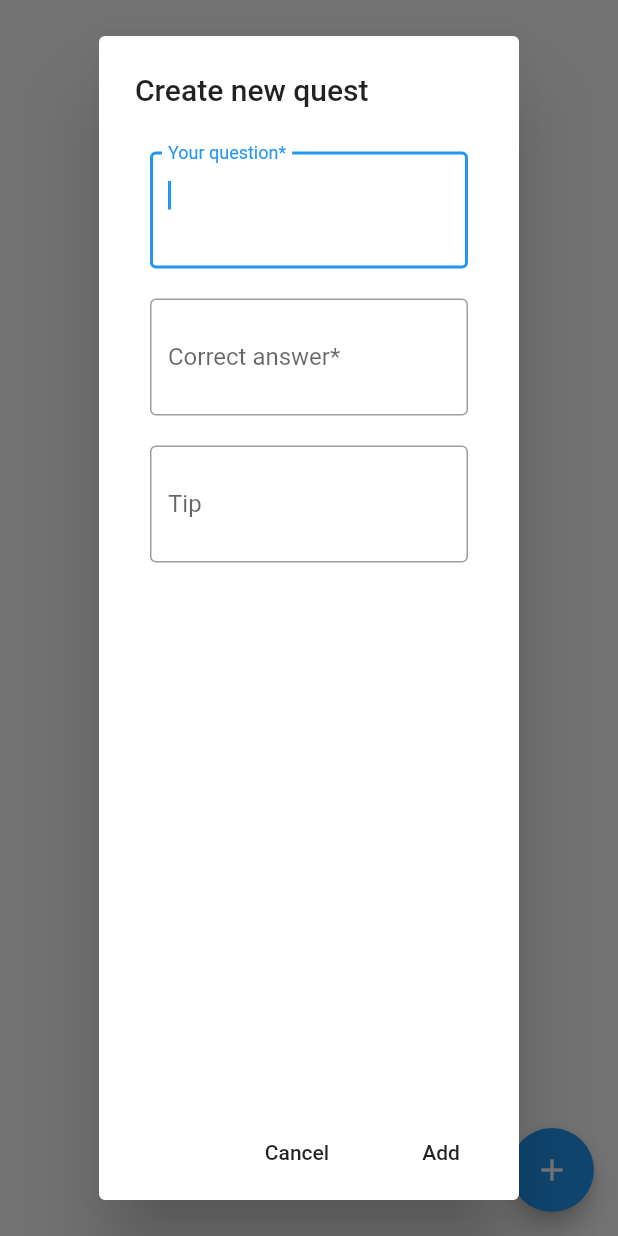
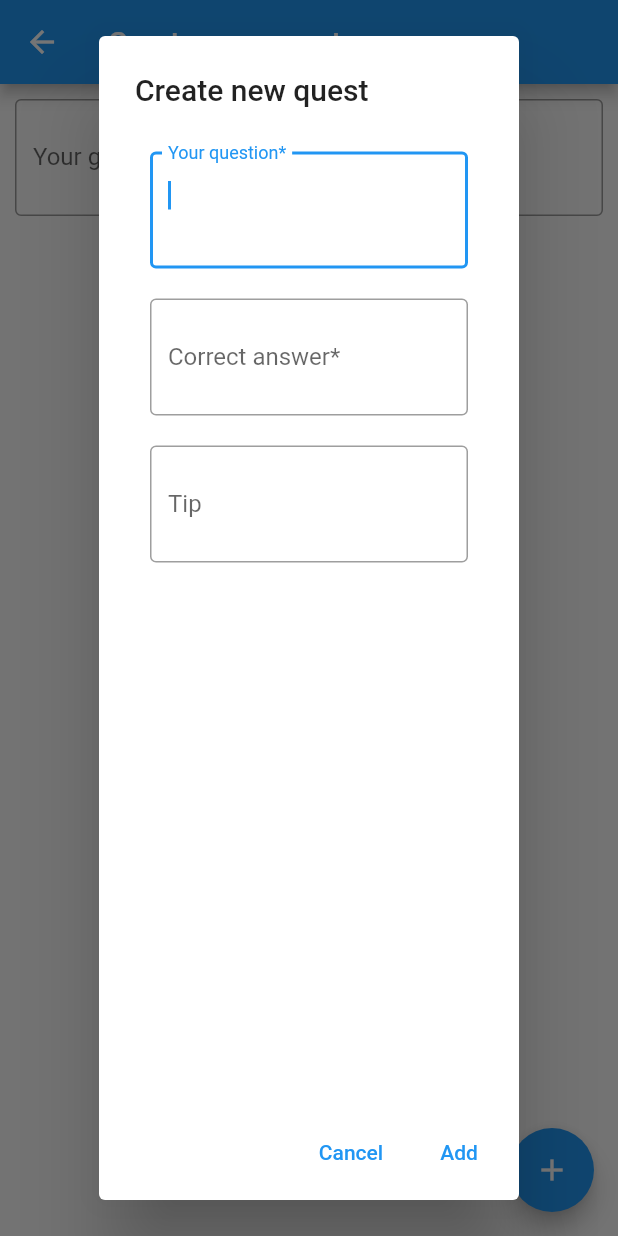
Before and after one commit to CharikovAI/gift_quest, a Flutter app: the QuestCreation screen opened directly, after a tap on the "add" icon, on a phone screen of 412 x 824 dp. Run offline on Flutter 3.47's test engine with Material 2 defaults, Android fonts, the phone set to English and light mode, and no system bars; our stand-ins replace cloud_firestore, firebase_core; missing offline and left inert: qr_code_scanner; accounts and stored records are empty; generated files the repository leaves out were written again.

Commit message:
creating quests and storing to firebase

```diff
--- a/lib/main.dart
+++ b/lib/main.dart
@@ -8,13 +8,13 @@ void main() {
   runApp(
     MaterialApp(
       //title: 'Localizations Sample App',
-      localizationsDelegates: [
+      localizationsDelegates: const [
         AppLocalizations.delegate,
         GlobalMaterialLocalizations.delegate,
         GlobalWidgetsLocalizations.delegate,
         GlobalCupertinoLocalizations.delegate,
       ],
-      supportedLocales: [
+      supportedLocales: const [
         Locale('en', ''), // English, no country code
         Locale('es', ''), // Spanish, no country code
         Locale('ru', ''), // Russian, no country code
--- a/lib/src/qr_scanner.dart
+++ b/lib/src/qr_scanner.dart
@@ -6,6 +6,8 @@ import 'package:qr_code_scanner/qr_code_scanner.dart';
 import 'quest.dart';
 
 class QRScanner extends StatefulWidget {
+  const QRScanner({Key? key}) : super(key: key);
+
   @override
   State<StatefulWidget> createState() => _QRViewExampleState();
 }
@@ -70,10 +72,9 @@ class _QRViewExampleState extends State<QRScanner> {
   }
 
   void _onPermissionSet(BuildContext context, QRViewController ctrl, bool p) {
-    print('${DateTime.now().toIso8601String()}_onPermissionSet $p');
     if (!p) {
       ScaffoldMessenger.of(context).showSnackBar(
-        SnackBar(content: Text('no Permission')),
+        const SnackBar(content: Text('no Permission')),
       );
     }
   }
--- a/lib/src/quest.dart
+++ b/lib/src/quest.dart
@@ -17,7 +17,7 @@ class QuestState extends State<Quest> {
   Widget build(BuildContext context) {
     return Scaffold(
       body: Column(
-        children: <Widget>[
+        children: const <Widget>[
           Text(''),
         ],
       ),
--- a/lib/src/quest_creation.dart
+++ b/lib/src/quest_creation.dart
@@ -1,20 +1,98 @@
+import 'package:cloud_firestore/cloud_firestore.dart';
+import 'package:firebase_core/firebase_core.dart';
 import 'package:flutter/material.dart';
 import 'package:flutter_gen/gen_l10n/app_localizations.dart';
 
+import 'dart:async';
+
+class StoreQuest extends StatelessWidget {
+  final List<Step> steps;
+  StoreQuest(this.steps);
+
+  @override
+  Widget build(BuildContext context) {
+    CollectionReference quests = FirebaseFirestore.instance.collection('quests');
+
+    Future<void> addUser() {
+      return quests
+        .add({
+          // TODO: change id settings
+          'id': 1,
+          // TODO: add greetings
+          'steps': {
+            for (int i = 0; i < steps.length; i++)
+              i.toString(): {
+                'question': steps[i].question,
+                'answer': steps[i].answer,
+                'tip': steps[i].tip
+              }
+          }, // Stokes and Sons
+        })
+        .then((value) => {})
+        .catchError((error) => {});
+    }
+
+    return AlertDialog(
+      title: Text('Confirm quest creation'),
+      content: Text("It's impossible to edit quest after confirmation"),
+      actions: <Widget>[
+        TextButton(
+          child: const Text('Cancel'),
+          onPressed: () {
+            Navigator.of(context).pop();
+          },
+        ),
+        TextButton(
+          child: const Text('Confirm'),
+          onPressed: () {
+            addUser();
+            // TODO: navigate to qr code with the link of created quest
+            Navigator.of(context).pop();
+          },
+        ),
+      ],
+    );
+  }
+}
+
 class QuestCreation extends StatefulWidget {
+  const QuestCreation({Key? key}) : super(key: key);
+
   @override
   State<StatefulWidget> createState() => QuestCreationState();
 }
 
 class QuestCreationState extends State<QuestCreation> {
 
+  bool _initialized = false;
+  bool _error = false;
+
   List<Step> steps = [];
+
+  void initializeFlutterFire() async {
+    try {
+      await Firebase.initializeApp();
+      setState(() {
+        _initialized = true;
+      });
+    } catch(e) {
+      setState(() {
+        _error = true;
+      });
+    }
+  }
+
+  @override
+  void initState() {
+    initializeFlutterFire();
+    super.initState();
+  }
 
   _addStep() async {
     final step = await showDialog<Step>(
       context: context,
       builder: (BuildContext context) {
-        return NewTodoDialog();
+        return TodoDialog(null, null, null);
       },
     );
 
@@ -23,26 +101,117 @@ class QuestCreationState extends State<QuestCreation> {
         steps.add(step);
       });
     }
+  }
 
-    print(steps);
+  _editStep(int index) async {
+    final step = await showDialog<Step>(
+      context: context,
+      builder: (BuildContext context) {
+        return TodoDialog(steps[index].question, steps[index].answer, steps[index].tip);
+      },
+    );
+
+    if (step != null) {
+      setState(() {
+        steps[index] = step;
+      });
+    }
+  }
+
+  _storeNewQuest() {
+    showDialog<StoreQuest>(
+      context: context,
+      builder: (BuildContext context) {
+        return StoreQuest(steps);
+      },
+    );
   }
 
   Widget _buildItem(BuildContext context, int index) {
-    final todo = steps[index];
+    final step = steps[index];
 
-    return _tile(context, todo.question, todo.answer, todo.tip);
+    return
+      Column(
+        children:[
+          Row(
+            mainAxisAlignment: MainAxisAlignment.spaceBetween,
+            children: [
+              Padding(
+                padding: const EdgeInsets.all(10),
+                child: Column(crossAxisAlignment: CrossAxisAlignment.start, children: [
+                  Text(step.question),
+                  Text(step.answer),
+                  Text(step.tip!),
+                ],),
+              ),
+              Row(
+                mainAxisAlignment: MainAxisAlignment.end,
+                children: [
+                  IconButton(
+                    onPressed: () => _editStep(index),
+                    icon: const Icon(Icons.edit)
+                  ),
+                  IconButton(
+                    onPressed: () => setState(() {
+                      steps.removeAt(index);
+                    }),
+                    icon: const Icon(Icons.delete)
+                  ),
+                ],
+              ),
+          ],),
+          const Divider(),
+      ]);
   }
 
   @override
   Widget build(BuildContext context) {
+    if(_error) {
+      return const CircularProgressIndicator();
+    }
+
+    if (!_initialized) {
+      return const CircularProgressIndicator();
+    }
+
     return Scaffold(
+      appBar: AppBar(
+        title: const Text('Create new quest'),
+      ),
+      body: SingleChildScrollView(
+        child: Center(
+          child: Column(
+            children: [
+              const Padding(
+                padding: EdgeInsets.all(10),
+                child: TextField(
+                  autofocus: false,
+                  decoration: InputDecoration(
+                    border: OutlineInputBorder(),
+                    labelText: 'Your greeting to quest'//AppLocalizations.of(context)!.question + '*',
+                  ),
+                  maxLines: 2,
+                ),
+              ),
+              const Text('Steps:'),
+              if (steps.isNotEmpty)
+                for (int i = 0; i < steps.length; i++)
+                  _buildItem(context, i)
+              else
+                const Text('You have not any steps yet. \nPress + button to add first step.'),
+              ElevatedButton(
+                onPressed: () => _storeNewQuest(),
+                child: const Text('Create quest')
+              )
+          ],),
+        )
+      ),
       floatingActionButton: FloatingActionButton(
         child: const Icon(Icons.add),
         onPressed: _addStep,
       ),
     );
   }
-
 }
 
 class Step {
@@ -53,24 +222,33 @@ class Step {
   String? tip;
   @override
   String toString() {
-    // TODO: implement toString
     return 'question: $question, answer: $answer, tip: $tip';
   }
 }
 
-class NewTodoDialog extends StatelessWidget {
+class TodoDialog extends StatelessWidget {
+  TodoDialog(this.question, this.answer, this.tip, {Key? key}) : super(key: key);
 
-  final questionController = TextEditingController();
-  final answerController = TextEditingController();
-  final tipController = TextEditingController();
+  String? question;
+  String? answer;
+  String? tip;
+
+
+  late TextEditingController questionController = TextEditingController();
+  late TextEditingController answerController = TextEditingController();
+  late TextEditingController tipController = TextEditingController();
+
 
   @override
   Widget build(BuildContext context) {
+    questionController = TextEditingController(text: question);
+    answerController= TextEditingController(text: answer);
+    tipController = TextEditingController(text: tip);
     return AlertDialog(
       title: Text(AppLocalizations.of(context)!.addStep),
       content: Column(children: [
         Padding(
-          padding: EdgeInsets.all(10),
+          padding: const EdgeInsets.all(10),
           child: TextField(
             controller: questionController,
             autofocus: true,
@@ -82,7 +260,7 @@ class NewTodoDialog extends StatelessWidget {
           ),
         ),
         Padding(
-          padding: EdgeInsets.all(10),
+          padding: const EdgeInsets.all(10),
           child: TextField(
             controller: answerController,
             autofocus: false,
@@ -94,7 +272,7 @@ class NewTodoDialog extends StatelessWidget {
           ),
         ),
         Padding(
-          padding: EdgeInsets.all(10),
+          padding: const EdgeInsets.all(10),
           child: TextField(
             controller: tipController,
             autofocus: false,
@@ -107,18 +285,16 @@ class NewTodoDialog extends StatelessWidget {
         ),
       ],),
       actions: <Widget>[
-        FlatButton(
-          child: Text('Cancel'),
+        TextButton(
+          child: const Text('Cancel'),
           onPressed: () {
             Navigator.of(context).pop();
           },
         ),
-        FlatButton(
-          child: Text('Add'),
+        TextButton(
+          child: question == null ? const Text('Add'): const Text('Edit'),
           onPressed: () {
             final step = Step(question: questionController.text, answer: answerController.text, tip: tipController.text);
-            //controller.clear();
-
             Navigator.of(context).pop(step);
           },
         ),
@@ -126,16 +302,3 @@ class NewTodoDialog extends StatelessWidget {
     );
   }
 }
-
-ListTile _tile(BuildContext context, String question, String answer, String? tip) => ListTile(
-  title: Text(question,
-    style: const TextStyle(
-      fontWeight: FontWeight.w500,
-      fontSize: 15,
-      color: Color(0xffbb9f89)
-    )
-  ),
-  subtitle: Text(answer,
-    style: const TextStyle(color: Color(0xfffaede3))
-  ),
-);
```
